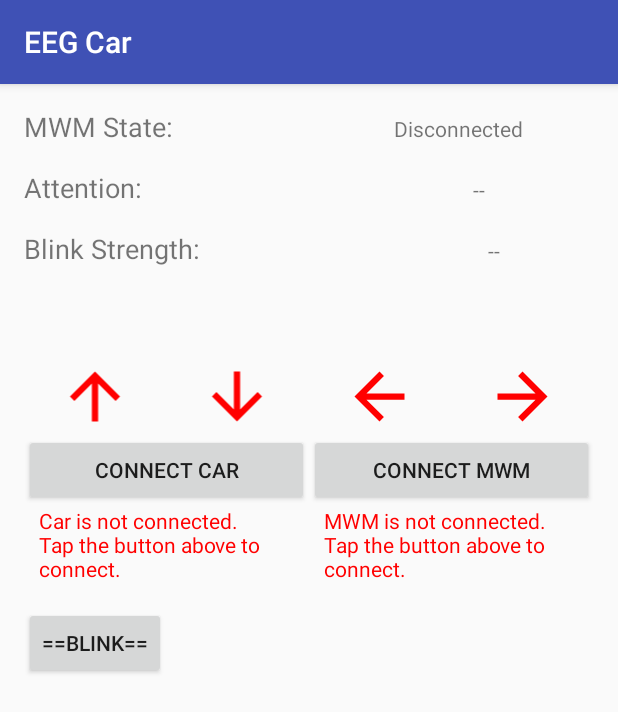
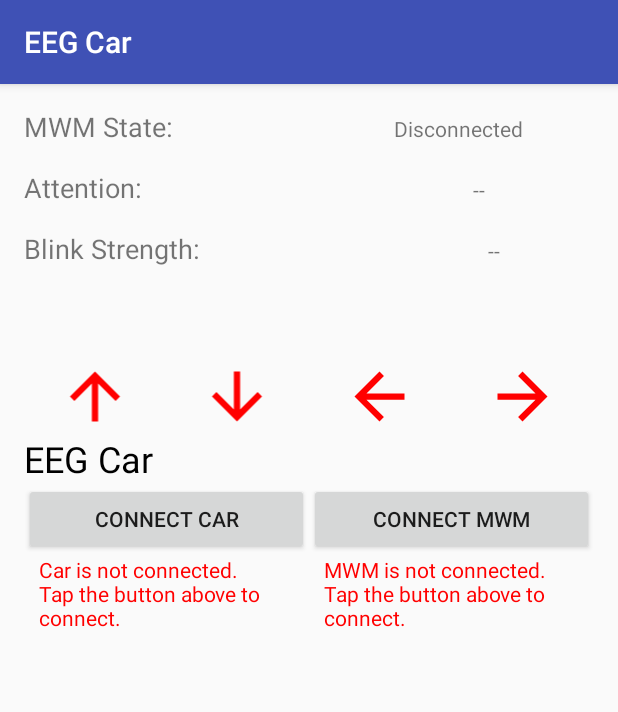
Before and after one commit to rafiibrahim8/EEG_Car_2, an Android app: the screen it shows after launch (MainActivity), on a phone screen of 412 x 824 dp. Shown: the top 712 px of the screen. Run offline under Robolectric (Android 15) with nearby library versions, the phone set to English and light mode, and no system bars; our stand-ins replace ButterKnife.

Commit message:
2019-12-12 22:25:17

```diff
--- a/app/src/main/java/ml/nerdsofku/eegcarx2/MainActivity.java
+++ b/app/src/main/java/ml/nerdsofku/eegcarx2/MainActivity.java
@@ -16,6 +16,7 @@ import android.os.Build;
 import android.os.Bundle;
 import android.os.VibrationEffect;
 import android.os.Vibrator;
+import android.util.Log;
 import android.view.View;
 import android.widget.AdapterView;
 import android.widget.ArrayAdapter;
@@ -25,11 +26,14 @@ import android.widget.LinearLayout;
 import android.widget.ListView;
 import android.widget.TextView;
 import android.widget.Toast;
+
 import androidx.annotation.NonNull;
 import androidx.appcompat.app.AppCompatActivity;
+
 import butterknife.BindView;
 import butterknife.ButterKnife;
 import butterknife.OnClick;
+
 import com.github.pwittchen.neurosky.library.NeuroSky;
 import com.github.pwittchen.neurosky.library.exception.BluetoothNotEnabledException;
 import com.github.pwittchen.neurosky.library.listener.ExtendedDeviceMessageListener;
@@ -53,26 +57,40 @@ public class MainActivity extends AppCompatActivity {
     private NeuroSky neuroSky;
     private CarController carController;
 
-    @BindView(R.id.tvState0) TextView stateMWM;
-    @BindView(R.id.tvAttentionLvl0) TextView attentionLevel;
-    @BindView(R.id.tvSignalQ0) TextView signalQuality;
-    @BindView(R.id.tvBlinkStrength0) TextView blinkStrength;
-    @BindView(R.id.briefCarConnection) TextView briefCarConnection;
-    @BindView(R.id.briefMWMConnection) TextView briefMWMConnection;
-    @BindView(R.id.signalLayout) LinearLayout signalLayout;
+    @BindView(R.id.tvState0)
+    TextView stateMWM;
+    @BindView(R.id.tvAttentionLvl0)
+    TextView attentionLevel;
+    @BindView(R.id.tvSignalQ0)
+    TextView signalQuality;
+    @BindView(R.id.tvBlinkStrength0)
+    TextView blinkStrength;
+    @BindView(R.id.briefCarConnection)
+    TextView briefCarConnection;
+    @BindView(R.id.briefMWMConnection)
+    TextView briefMWMConnection;
+    @BindView(R.id.signalLayout)
+    LinearLayout signalLayout;
 
 
-    @BindView(R.id.btnConnectCar0) Button btnCar;
-    @BindView(R.id.btnConnectMWM0) Button btnMWM;
+    @BindView(R.id.btnConnectCar0)
+    Button btnCar;
+    @BindView(R.id.btnConnectMWM0)
+    Button btnMWM;
 
-    @BindView(R.id.imgDown) ImageView imgBackward;
-    @BindView(R.id.imgUP) ImageView imgForward;
-    @BindView(R.id.imgLeft) ImageView imgLeft;
-    @BindView(R.id.imgRight) ImageView imgRight;
-    @BindView(R.id.distance) TextView distance;
-    @BindView(R.id.timer) TextView timer;
+    @BindView(R.id.imgDown)
+    ImageView imgBackward;
+    @BindView(R.id.imgUP)
+    ImageView imgForward;
+    @BindView(R.id.imgLeft)
+    ImageView imgLeft;
+    @BindView(R.id.imgRight)
+    ImageView imgRight;
+    @BindView(R.id.distance)
+    TextView distance;
+    @BindView(R.id.timer)
+    TextView timer;
 
-    @BindView(R.id.testBlink) Button testBlink;
 
 
     private static final int HC05 = 0;
@@ -81,7 +99,7 @@ public class MainActivity extends AppCompatActivity {
     private BluetoothAdapter bluetoothAdapter;
     private InputStream btInput;
     private String[] btDevices;
-    private String remoteAddr,remoteName;
+    private String remoteAddr, remoteName;
     private BluetoothSocket bluetoothSocket;
     private boolean[] isConnected;
     private final UUID uuid = UUID.fromString("00001101-0000-1000-8000-00805F9B34FB"); //uuid for hc-05
@@ -94,15 +112,15 @@ public class MainActivity extends AppCompatActivity {
 
         neuroSky = createNeuroSky();
         carController = new CarController(this);
-        isConnected = new boolean[]{false,false};
+        isConnected = new boolean[]{false, false};
 
         signalLayout.setVisibility(View.GONE);
         distance.setVisibility(View.INVISIBLE);
         btInput = null;
         bluetoothAdapter = BluetoothAdapter.getDefaultAdapter();
         vibrator = (Vibrator) getSystemService(Context.VIBRATOR_SERVICE);
-        if(bluetoothAdapter == null){
-            Toast.makeText(this,R.string.blueUnav,Toast.LENGTH_LONG).show();
+        if (bluetoothAdapter == null) {
+            Toast.makeText(this, R.string.blueUnav, Toast.LENGTH_LONG).show();
             return;
         }
         doBluetoothStuffs();
@@ -111,20 +129,20 @@ public class MainActivity extends AppCompatActivity {
     }
 
     private void initBTReceiver() {
-        new Thread(()->{
-            while (true){
+        new Thread(() -> {
+            while (true) {
                 try {
-                    if(btInput!=null && btInput.available()>0){
+                    if (btInput != null && btInput.available() > 0) {
                         sendSignalToCar("S"); //stopping the car
                         carController.setCurrentState(CarController.STATE_IDLE);
                         sleep(5); //slow BT connection
                         byte[] bytes = new byte[btInput.available()];
                         btInput.read(bytes);
                         Intent intent = new Intent("proximity");
-                        intent.putExtra("distance",new String(bytes));
+                        intent.putExtra("distance", new String(bytes));
                         this.sendBroadcast(intent);
                         sleep(1000);
-                        intent.putExtra("distance","");
+                        intent.putExtra("distance", "");
                         this.sendBroadcast(intent);
                     }
                 } catch (Exception e) {
@@ -135,29 +153,47 @@ public class MainActivity extends AppCompatActivity {
     }
 
     private void registerBroadcasts() {
+
         BroadcastReceiver brArrow = new BroadcastReceiver() {
             @Override
             public void onReceive(Context context, Intent intent) {
-                int uiCode = intent.getIntExtra("arrows",CarController.BLANK);
-                if(uiCode == CarController.STATE_IDLE){
-                    timer.setVisibility(View.GONE);
-                    setArrowsVisibility(View.VISIBLE);
-                    return;
-                }
-                timer.setVisibility(View.VISIBLE);
-                setArrowsVisibility(View.INVISIBLE);
-                switch (uiCode){
+                int uiCode = intent.getIntExtra("arrows", CarController.ALL);
+                switch (uiCode) {
                     case CarController.FORWARD:
                         imgForward.setVisibility(View.VISIBLE);
+                        imgBackward.setVisibility(View.INVISIBLE);
+                        imgLeft.setVisibility(View.INVISIBLE);
+                        imgRight.setVisibility(View.INVISIBLE);
                         break;
                     case CarController.BACKWARD:
+                        imgForward.setVisibility(View.INVISIBLE);
                         imgBackward.setVisibility(View.VISIBLE);
+                        imgLeft.setVisibility(View.INVISIBLE);
+                        imgRight.setVisibility(View.INVISIBLE);
                         break;
                     case CarController.LEFT:
+                        imgForward.setVisibility(View.INVISIBLE);
+                        imgBackward.setVisibility(View.INVISIBLE);
                         imgLeft.setVisibility(View.VISIBLE);
+                        imgRight.setVisibility(View.INVISIBLE);
                         break;
                     case CarController.RIGHT:
+                        imgForward.setVisibility(View.INVISIBLE);
+                        imgBackward.setVisibility(View.INVISIBLE);
+                        imgLeft.setVisibility(View.INVISIBLE);
                         imgRight.setVisibility(View.VISIBLE);
+                        break;
+                    case CarController.ALL:
+                        imgForward.setVisibility(View.VISIBLE);
+                        imgBackward.setVisibility(View.VISIBLE);
+                        imgLeft.setVisibility(View.VISIBLE);
+                        imgRight.setVisibility(View.VISIBLE);
+                        break;
+                    case CarController.NONE:
+                        imgForward.setVisibility(View.INVISIBLE);
+                        imgBackward.setVisibility(View.INVISIBLE);
+                        imgLeft.setVisibility(View.INVISIBLE);
+                        imgRight.setVisibility(View.INVISIBLE);
                         break;
                 }
             }
@@ -177,52 +213,64 @@ public class MainActivity extends AppCompatActivity {
             }
         };
 
+        BroadcastReceiver brState = new BroadcastReceiver() {
+            @Override
+            public void onReceive(Context context, Intent intent) {
+                int state = intent.getIntExtra("state",CarController.STATE_IDLE);
+                if(state == CarController.STATE_CIRCLING_ARROWS) timer.setVisibility(View.VISIBLE);
+                else timer.setVisibility(View.GONE);
+            }
+        };
+
         BroadcastReceiver btProximity = new BroadcastReceiver() {
             @Override
             public void onReceive(Context context, Intent intent) {
                 String distanceFromCar = intent.getStringExtra("distance");
-                if(distanceFromCar.isEmpty()){
+                if (distanceFromCar.isEmpty()) {
                     distance.setVisibility(View.INVISIBLE);
                 }
                 distance.setVisibility(View.VISIBLE);
                 distance.setText(distanceFromCar);
-                if(Build.VERSION.SDK_INT>=Build.VERSION_CODES.O){
-                    vibrator.vibrate(VibrationEffect.createOneShot(500,VibrationEffect.DEFAULT_AMPLITUDE));
-                }
-                else{
+                if (Build.VERSION.SDK_INT >= Build.VERSION_CODES.O) {
+                    vibrator.vibrate(VibrationEffect.createOneShot(500, VibrationEffect.DEFAULT_AMPLITUDE));
+                } else {
                     vibrator.vibrate(500);
                 }
             }
         };
 
-        registerReceiver(brTimer,new IntentFilter("updateTimer"));
-        registerReceiver(brArrow,new IntentFilter("updateArrows"));
-        registerReceiver(brCar,new IntentFilter("sendToCar"));
-        registerReceiver(btProximity,new IntentFilter("proximity"));
+        registerReceiver(brTimer, new IntentFilter("updateTimer"));
+        registerReceiver(brArrow, new IntentFilter("updateArrows"));
+        registerReceiver(brCar, new IntentFilter("sendToCar"));
+        registerReceiver(btProximity, new IntentFilter("proximity"));
+        registerReceiver(brState,new IntentFilter("updateState"));
     }
 
-    @OnClick(R.id.btnConnectCar0) void onBtnCarClick(){
-        if(bluetoothSocket == null){
-            if(!bluetoothAdapter.isEnabled()){
+    @OnClick(R.id.btnConnectCar0)
+    void onBtnCarClick() {
+        if (bluetoothSocket == null) {
+            if (!bluetoothAdapter.isEnabled()) {
                 showBTAlert();
                 return;
             }
 
             showBTSelect();
-        }
-        else{
-            try {bluetoothSocket.close();
-                bluetoothSocket=null;
+        } else {
+            try {
+                bluetoothSocket.close();
+                bluetoothSocket = null;
                 isConnected[HC05] = false;
                 briefCarConnection.setText(R.string.carNotConnectedHint);
                 briefCarConnection.setTextColor(Color.RED);
                 btnCar.setText(R.string.connectCar);
-            } catch (IOException e) {}
+            } catch (IOException e) {
+            }
         }
     }
 
-    @OnClick(R.id.btnConnectMWM0) void onBtnMWClick(){
-        if(neuroSky!=null && neuroSky.isConnected()){
+    @OnClick(R.id.btnConnectMWM0)
+    void onBtnMWClick() {
+        if (neuroSky != null && neuroSky.isConnected()) {
             neuroSky.disconnect();
             return;
         }
@@ -235,72 +283,65 @@ public class MainActivity extends AppCompatActivity {
     }
 
 
-
-    @OnClick(R.id.testBlink) void onTestBlink(){
-        carController.registerBlink(100);
-    }
-
-
-    private void setArrowsVisibility(int visibility) {
-        imgBackward.setVisibility(visibility);
-        imgForward.setVisibility(visibility);
-        imgRight.setVisibility(visibility);
-        imgLeft.setVisibility(visibility);
-    }
-
-    @Override protected void onResume() {
+    @Override
+    protected void onResume() {
         super.onResume();
         if (neuroSky != null && neuroSky.isConnected()) {
             neuroSky.start();
         }
     }
 
-    @Override protected void onPause() {
+    @Override
+    protected void onPause() {
         super.onPause();
         if (neuroSky != null && neuroSky.isConnected()) {
             neuroSky.stop();
         }
     }
 
-    @NonNull private NeuroSky createNeuroSky() {
+    @NonNull
+    private NeuroSky createNeuroSky() {
         return new NeuroSky(new ExtendedDeviceMessageListener() {
-            @Override public void onStateChange(State state) {
+            @Override
+            public void onStateChange(State state) {
                 handleStateChange(state);
             }
 
-            @Override public void onSignalChange(Signal signal) {
+            @Override
+            public void onSignalChange(Signal signal) {
                 handleSignalChange(signal);
             }
 
-            @Override public void onBrainWavesChange(Set<BrainWave> brainWaves) {
+            @Override
+            public void onBrainWavesChange(Set<BrainWave> brainWaves) {
                 handleBrainWavesChange(brainWaves);
             }
         });
     }
 
     private void sendSignalToCar(String signal) {
-        if(!isConnected[HC05]){
-            Toast.makeText(this,R.string.carNotConnMsg,Toast.LENGTH_LONG).show();
+        if (!isConnected[HC05]) {
+            Toast.makeText(this, R.string.carNotConnMsg, Toast.LENGTH_LONG).show();
             return;
         }
-        try{
+        try {
             bluetoothSocket.getOutputStream().write(signal.getBytes());
-        } catch (Exception ex){
-            Toast.makeText(this,R.string.errOccered,Toast.LENGTH_LONG).show();
+        } catch (Exception ex) {
+            Toast.makeText(this, R.string.errOccered, Toast.LENGTH_LONG).show();
         }
     }
 
     private void handleStateChange(final State state) {
-        if(neuroSky == null){
-            Toast.makeText(this,"Something went wrong.",Toast.LENGTH_LONG).show();
+        if (neuroSky == null) {
+            Toast.makeText(this, "Something went wrong.", Toast.LENGTH_LONG).show();
             return;
         }
-        if(!state.equals(State.CONNECTED)){
+        if (!state.equals(State.CONNECTED)) {
             btnMWM.setText(R.string.connectMWM);
             isConnected[NSMW2] = false;
         }
 
-        switch (state){
+        switch (state) {
             case CONNECTED:
                 briefMWMConnection.setText(R.string.mwmConnectedHint);
                 briefMWMConnection.setTextColor(Color.GREEN);
@@ -335,14 +376,14 @@ public class MainActivity extends AppCompatActivity {
     private void handleSignalChange(final Signal signal) {
         switch (signal) {
             case ATTENTION:
-                attentionLevel.setText(String.valueOf(signal.getValue())+"%");
+                attentionLevel.setText(String.valueOf(signal.getValue()) + "%");
                 carController.registerAttention(signal.getValue());
                 break;
             case MEDITATION:
                 //tvMeditation.setText(getFormattedMessage("meditation: %d", signal));
                 break;
             case BLINK:
-                blinkStrength.setText(String.valueOf(signal.getValue())+"%");
+                blinkStrength.setText(String.valueOf(signal.getValue()) + "%");
                 carController.registerBlink(signal.getValue());
                 break;
             case POOR_SIGNAL:
@@ -359,19 +400,19 @@ public class MainActivity extends AppCompatActivity {
         }
     }
 
-    private void showBTAlert(){
+    private void showBTAlert() {
         AlertDialog.Builder alertDialog = new AlertDialog.Builder(this);
         alertDialog.setPositiveButton("Yes", (dialog, which) -> doBluetoothStuffs());
-        alertDialog.setNegativeButton("No",null);
+        alertDialog.setNegativeButton("No", null);
         alertDialog.setMessage(R.string.blueNotOnPromt);
     }
 
     private void doBluetoothStuffs() {
-        if ( !bluetoothAdapter.isEnabled() ) {
+        if (!bluetoothAdapter.isEnabled()) {
             startActivityForResult(new Intent(BluetoothAdapter.ACTION_REQUEST_ENABLE), 1);
         }
 
-        if(!bluetoothAdapter.isEnabled()){
+        if (!bluetoothAdapter.isEnabled()) {
             showBTAlert();
             //Log.e("dsff","fewf");
             return;
@@ -381,16 +422,16 @@ public class MainActivity extends AppCompatActivity {
 
         pairedDevices = bluetoothAdapter.getBondedDevices();
 
-        if(pairedDevices.size() <1){
-            Toast.makeText(this, R.string.noPaired,Toast.LENGTH_LONG).show();
+        if (pairedDevices.size() < 1) {
+            Toast.makeText(this, R.string.noPaired, Toast.LENGTH_LONG).show();
         }
 
         ArrayList<String> deviceNames = new ArrayList<>();
-        for(BluetoothDevice dev:pairedDevices){
-            deviceNames.add(dev.getName()+"\n"+dev.getAddress());
+        for (BluetoothDevice dev : pairedDevices) {
+            deviceNames.add(dev.getName() + "\n" + dev.getAddress());
         }
         Object[] objects = deviceNames.toArray();
-        btDevices = Arrays.copyOf(objects,objects.length,String[].class);
+        btDevices = Arrays.copyOf(objects, objects.length, String[].class);
 
     }
 
@@ -399,12 +440,12 @@ public class MainActivity extends AppCompatActivity {
         dialog.setContentView(R.layout.bt_select_dialog_layout);
         TextView dialogHead = dialog.findViewById(R.id.dialog_head);
         ListView listView = dialog.findViewById(R.id.dialog_listView);
-        ArrayAdapter arrayAdapter = new ArrayAdapter(this,android.R.layout.simple_list_item_1,btDevices);
+        ArrayAdapter arrayAdapter = new ArrayAdapter(this, android.R.layout.simple_list_item_1, btDevices);
         listView.setOnItemClickListener(new AdapterView.OnItemClickListener() {
             @Override
             public void onItemClick(AdapterView<?> parent, View view, int i, long id) {
                 dialog.dismiss();
-                connectBluetooth(btDevices[i].substring(0,btDevices[i].length()-18),btDevices[i].substring(btDevices[i].length()-17));
+                connectBluetooth(btDevices[i].substring(0, btDevices[i].length() - 18), btDevices[i].substring(btDevices[i].length() - 17));
             }
         });
         listView.setAdapter(arrayAdapter);
@@ -412,42 +453,43 @@ public class MainActivity extends AppCompatActivity {
         dialog.show();
     }
 
-    private void connectBluetooth(String name,String addr) {
-        remoteAddr= addr;
+    private void connectBluetooth(String name, String addr) {
+        remoteAddr = addr;
         remoteName = name;
         new ConnectBT().execute();
     }
 
-    public static void sleep(int ms){
+    public static void sleep(int ms) {
         try {
             Thread.sleep(ms);
         } catch (InterruptedException e) {
-            d("ERROR","Thread Sleep");
+            d("ERROR", "Thread Sleep");
         }
     }
 
     //this class is for connecting HC-05 only
-    private class ConnectBT extends AsyncTask<Void,Void,Void> {
+    private class ConnectBT extends AsyncTask<Void, Void, Void> {
 
         private boolean success;
         private ProgressDialog progressDialog;
+
         @Override
         protected void onPreExecute() {
             success = true;
 
-            progressDialog= ProgressDialog.show(MainActivity.this,"Connecting...","Please Wait...");
+            progressDialog = ProgressDialog.show(MainActivity.this, "Connecting...", "Please Wait...");
         }
 
         @Override
         protected Void doInBackground(Void... voids) {
-            if(bluetoothSocket ==null || !isConnected[HC05]){
-                try{
+            if (bluetoothSocket == null || !isConnected[HC05]) {
+                try {
                     BluetoothDevice remoteDev = bluetoothAdapter.getRemoteDevice(remoteAddr);
                     bluetoothSocket = remoteDev.createInsecureRfcommSocketToServiceRecord(uuid);
                     //bluetoothAdapter.cancelDiscovery();
                     bluetoothSocket.connect();
                     btInput = bluetoothSocket.getInputStream();
-                }catch (Exception ex){
+                } catch (Exception ex) {
                     success = false;
                 }
 
@@ -458,16 +500,15 @@ public class MainActivity extends AppCompatActivity {
         @Override
         protected void onPostExecute(Void aVoid) {
             progressDialog.dismiss();
-            if(!success){
-                Toast.makeText(getApplicationContext(),R.string.conFailed,Toast.LENGTH_LONG).show();
-            }
-            else{
+            if (!success) {
+                Toast.makeText(getApplicationContext(), R.string.conFailed, Toast.LENGTH_LONG).show();
+            } else {
                 isConnected[HC05] = true;
                 btnCar.setText(R.string.conOK);
                 carController.setCarConnected(true);
                 briefCarConnection.setTextColor(Color.GREEN);
                 briefCarConnection.setText(R.string.carConnectedHint);
-                Toast.makeText(getApplicationContext(),R.string.conOK, Toast.LENGTH_SHORT).show();
+                Toast.makeText(getApplicationContext(), R.string.conOK, Toast.LENGTH_SHORT).show();
             }
             progressDialog.dismiss();
         }
--- a/app/src/main/res/layout/activity_main.xml
+++ b/app/src/main/res/layout/activity_main.xml
@@ -132,13 +132,15 @@
             android:id="@+id/imgRight"
             android:src="@drawable/ic_arrow_right"/>
     </LinearLayout>
-<TextView
-    android:layout_width="match_parent"
-    android:layout_height="wrap_content"
-    android:textAppearance="@style/TextAppearance.AppCompat.Small"
-    android:textColor="#000"
-    android:text="@string/app_name"
-    android:id="@+id/timer"/>
+
+    <TextView
+        android:id="@+id/timer"
+        android:layout_width="match_parent"
+        android:layout_height="wrap_content"
+        android:text="@string/app_name"
+        android:textAppearance="@style/TextAppearance.AppCompat.Large"
+        android:textColor="#000"
+        android:textSize="24sp" />
     <LinearLayout
         android:layout_width="match_parent"
         android:layout_height="wrap_content"
@@ -182,10 +184,4 @@
             android:gravity="start"
             android:id="@+id/briefMWMConnection"/>
     </LinearLayout>
-    <Button
-        android:layout_marginTop="16dp"
-        android:layout_width="wrap_content"
-        android:layout_height="wrap_content"
-        android:text="==Blink=="
-        android:id="@+id/testBlink"/>
 </LinearLayout>
```
Also changed, not shown: app/src/main/java/ml/nerdsofku/eegcarx2/CarController.java (+30 -13 lines), 2 other files.
